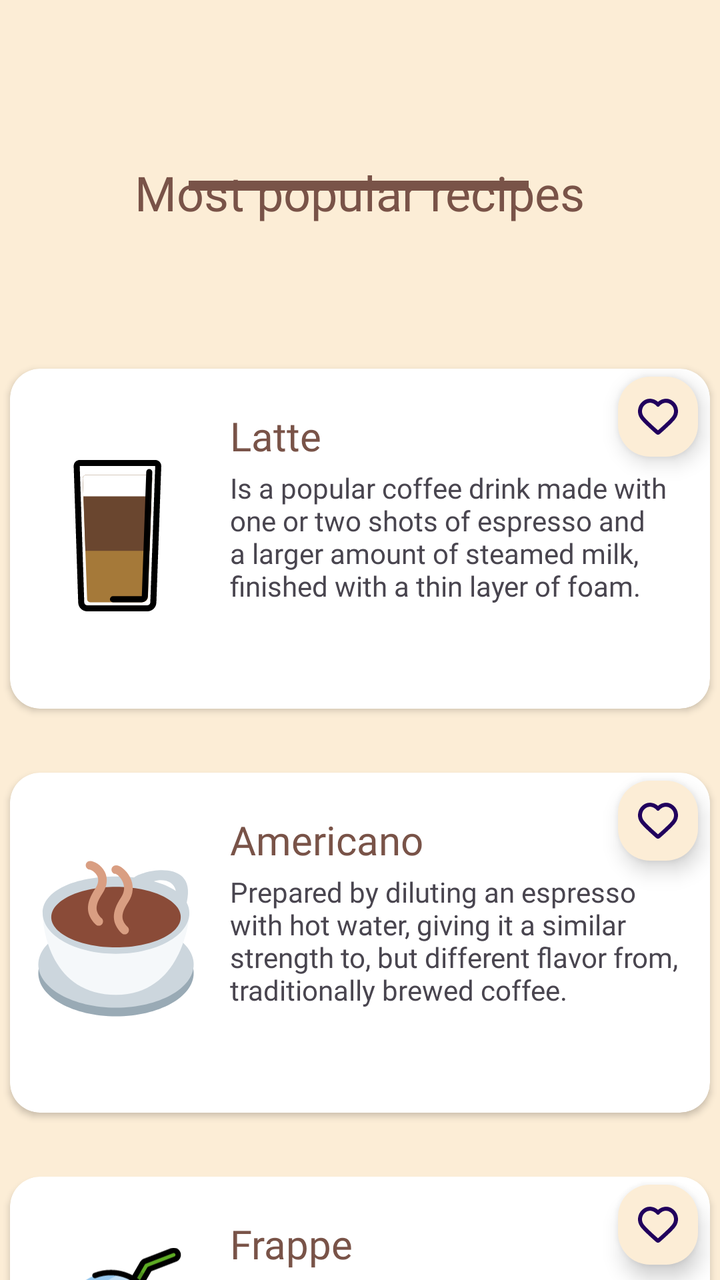
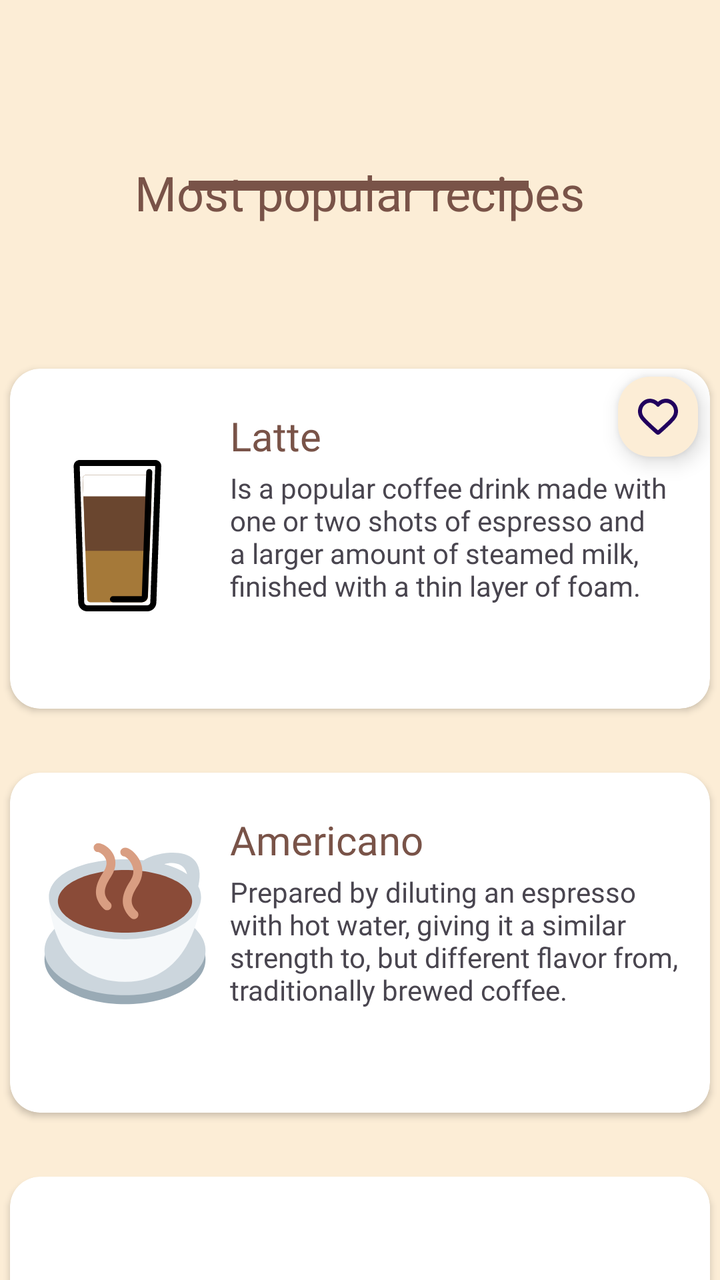

An Android layout rendered at two revisions. The XML below is the earlier revision; the diff shows what the commit changed to produce the second picture.
<!-- AndroidManifest.xml: application theme Theme.CoffeeShop -->
<!-- res/layout/activity_home.xml -->
<?xml version="1.0" encoding="utf-8"?>
<androidx.constraintlayout.widget.ConstraintLayout xmlns:android="http://schemas.android.com/apk/res/android"
    xmlns:app="http://schemas.android.com/apk/res-auto"
    xmlns:tools="http://schemas.android.com/tools"
    android:id="@+id/main"
    android:layout_width="match_parent"
    android:layout_height="match_parent"
    android:background="@color/bg_recipes"
    tools:context=".HomeActivity">

    <androidx.cardview.widget.CardView
        android:layout_width="350dp"
        android:layout_height="170dp"
        android:layout_marginTop="32dp"
        app:cardCornerRadius="15dp"
        app:layout_constraintEnd_toEndOf="parent"
        app:layout_constraintHorizontal_bias="0.491"
        app:layout_constraintStart_toStartOf="parent"
        app:layout_constraintTop_toBottomOf="@+id/cardView4">

        <com.google.android.material.floatingactionbutton.FloatingActionButton
            android:id="@+id/floatingActionButton3"
            android:layout_width="wrap_content"
            android:layout_height="wrap_content"
            android:layout_marginStart="300dp"
            android:clickable="true"
            app:backgroundTint="@color/bg_recipes"
            app:fabCustomSize="40dp"
            app:srcCompat="@drawable/favorite" />

        <ImageView
            android:id="@+id/imageView2"
            android:layout_width="91dp"
            android:layout_height="102dp"
            android:layout_marginStart="10dp"
            android:layout_marginTop="30dp"
            app:srcCompat="@drawable/frappe" />

        <TextView
            android:id="@+id/textView2"
            android:layout_width="wrap_content"
            android:layout_height="wrap_content"
            android:layout_marginStart="110dp"
            android:layout_marginTop="20dp"
            android:fontFamily="@font/baloo"
            android:text="Frappe"
            android:textColor="@color/text_recipes"
            android:textSize="20sp" />

        <TextView
            android:id="@+id/textView3"
            android:layout_width="226dp"
            android:layout_height="117dp"
            android:layout_marginStart="110dp"
            android:layout_marginTop="50dp"
            android:fontFamily="@font/alata"
            android:text="@string/frappe"
            android:textSize="14sp" />
    </androidx.cardview.widget.CardView>

    <androidx.cardview.widget.CardView
        android:id="@+id/cardView3"
        android:layout_width="350dp"
        android:layout_height="170dp"
        android:layout_marginTop="64dp"
        app:cardCornerRadius="15dp"
        app:layout_constraintEnd_toEndOf="parent"
        app:layout_constraintHorizontal_bias="0.491"
        app:layout_constraintStart_toStartOf="parent"
        app:layout_constraintTop_toBottomOf="@+id/textView">

        <ImageView
            android:id="@+id/imageView2"
            android:layout_width="109dp"
            android:layout_height="117dp"
            android:layout_marginTop="25dp"
            app:srcCompat="@drawable/latte" />

        <TextView
            android:id="@+id/textView2"
            android:layout_width="wrap_content"
            android:layout_height="wrap_content"
            android:layout_marginStart="110dp"
            android:layout_marginTop="20dp"
            android:fontFamily="@font/baloo"
            android:text="Latte"
            android:textColor="@color/text_recipes"
            android:textSize="20sp" />

        <TextView
            android:id="@+id/textView3"
            android:layout_width="226dp"
            android:layout_height="108dp"
            android:layout_marginStart="110dp"
            android:layout_marginTop="50dp"
            android:fontFamily="@font/alata"
            android:text="@string/latte"
            android:textSize="14sp" />

        <com.google.android.material.floatingactionbutton.FloatingActionButton
            android:id="@+id/floatingActionButton"
            android:layout_width="wrap_content"
            android:layout_height="wrap_content"
            android:layout_marginStart="300dp"
            android:clickable="true"
            app:backgroundTint="@color/bg_recipes"
            app:fabCustomSize="40dp"
            app:srcCompat="@drawable/favorite" />
    </androidx.cardview.widget.CardView>

    <androidx.cardview.widget.CardView
        android:id="@+id/cardView4"
        android:layout_width="350dp"
        android:layout_height="170dp"
        android:layout_marginTop="32dp"
        app:cardCornerRadius="15dp"
        app:layout_constraintEnd_toEndOf="parent"
        app:layout_constraintHorizontal_bias="0.491"
        app:layout_constraintStart_toStartOf="parent"
        app:layout_constraintTop_toBottomOf="@+id/cardView3">

        <com.google.android.material.floatingactionbutton.FloatingActionButton
            android:id="@+id/floatingActionButton2"
            android:layout_width="wrap_content"
            android:layout_height="wrap_content"
            android:layout_marginStart="300dp"
            android:clickable="true"
            app:backgroundTint="@color/bg_recipes"
            app:fabCustomSize="40dp"
            app:srcCompat="@drawable/favorite" />

        <ImageView
            android:id="@+id/imageView2"
            android:layout_width="82dp"
            android:layout_height="86dp"
            android:layout_marginStart="12dp"
            android:layout_marginTop="40dp"
            app:srcCompat="@drawable/americano" />

        <TextView
            android:id="@+id/textView2"
            android:layout_width="wrap_content"
            android:layout_height="wrap_content"
            android:layout_marginStart="110dp"
            android:layout_marginTop="20dp"
            android:fontFamily="@font/baloo"
            android:text="Americano"
            android:textColor="@color/text_recipes"
            android:textSize="20sp" />

        <TextView
            android:id="@+id/textView3"
            android:layout_width="226dp"
            android:layout_height="108dp"
            android:layout_marginStart="110dp"
            android:layout_marginTop="50dp"
            android:fontFamily="@font/alata"
            android:text="@string/americano"
            android:textSize="14sp" />
    </androidx.cardview.widget.CardView>

    <TextView
        android:id="@+id/textView"
        android:layout_width="wrap_content"
        android:layout_height="wrap_content"
        android:layout_marginTop="72dp"
        android:fontFamily="@font/baloo"
        android:paddingStart="16dp"
        android:paddingTop="8dp"
        android:paddingEnd="16dp"
        android:paddingBottom="8dp"
        android:text="@string/recipes"
        android:textColor="@color/text_recipes"
        android:textSize="24sp"
        app:layout_constraintEnd_toEndOf="parent"
        app:layout_constraintStart_toStartOf="parent"
        app:layout_constraintTop_toTopOf="parent" />

    <View
        android:id="@+id/view"
        android:layout_width="170dp"
        android:layout_height="5dp"
        android:background="@color/text_recipes"
        app:layout_constraintBottom_toBottomOf="parent"
        app:layout_constraintEnd_toEndOf="parent"
        app:layout_constraintHorizontal_bias="0.497"
        app:layout_constraintStart_toStartOf="parent"
        app:layout_constraintTop_toTopOf="parent"
        app:layout_constraintVertical_bias="0.142" />

</androidx.constraintlayout.widget.ConstraintLayout>
<!-- resources referenced by this layout -->
<resources>
  <color name="bg_recipes">#fcedd6</color>
  <color name="text_recipes">#795348</color>
  <!-- drawable americano: vector/xml drawable (drawable, 3170 chars, omitted) -->
  <!-- drawable favorite (drawable) -->
  <vector xmlns:android="http://schemas.android.com/apk/res/android"
      android:width="800dp"
      android:height="800dp"
      android:viewportWidth="24"
      android:viewportHeight="24">
    <path
        android:pathData="M12,6C10.201,3.903 7.194,3.255 4.939,5.175C2.685,7.096 2.367,10.306 4.138,12.577C5.61,14.465 10.065,18.448 11.525,19.737C11.688,19.881 11.77,19.953 11.865,19.982C11.948,20.006 12.039,20.006 12.123,19.982C12.218,19.953 12.299,19.881 12.463,19.737C13.923,18.448 18.378,14.465 19.85,12.577C21.62,10.306 21.342,7.075 19.048,5.175C16.755,3.275 13.799,3.903 12,6Z"
        android:strokeLineJoin="round"
        android:strokeWidth="2"
        android:fillColor="#00000000"
        android:fillType="evenOdd"
        android:strokeColor="#000000"
        android:strokeLineCap="round"/>
  </vector>
  <!-- drawable frappe: vector/xml drawable (drawable, 8160 chars, omitted) -->
  <!-- drawable latte: vector/xml drawable (drawable, 3171 chars, omitted) -->
  <string name="americano">Prepared by diluting an espresso with hot water, giving it a similar strength to,
          but different flavor from, traditionally brewed coffee.</string>
  <string name="frappe">Originating in Greece. Versatile, iced beverage often shaken, blended, or beaten to produce a thick foam,
          typically made with instant coffee, sugar, milk, and ice. </string>
  <string name="latte">Is a popular coffee drink made with one or two shots of espresso and a larger amount of steamed milk,
          finished with a thin layer of foam.</string>
  <string name="recipes">Most popular recipes</string>
  <style name="Theme.CoffeeShop" parent="Base.Theme.CoffeeShop" />
  <style name="Base.Theme.CoffeeShop" parent="Theme.Material3.DayNight.NoActionBar">
          
          
      </style>
</resources>

<!-- the commit's change to res/layout/activity_home.xml (unified diff, before → after) -->
@@ -9,57 +9,7 @@
     tools:context=".HomeActivity">
 
     <androidx.cardview.widget.CardView
-        android:layout_width="350dp"
-        android:layout_height="170dp"
-        android:layout_marginTop="32dp"
-        app:cardCornerRadius="15dp"
-        app:layout_constraintEnd_toEndOf="parent"
-        app:layout_constraintHorizontal_bias="0.491"
-        app:layout_constraintStart_toStartOf="parent"
-        app:layout_constraintTop_toBottomOf="@+id/cardView4">
-
-        <com.google.android.material.floatingactionbutton.FloatingActionButton
-            android:id="@+id/floatingActionButton3"
-            android:layout_width="wrap_content"
-            android:layout_height="wrap_content"
-            android:layout_marginStart="300dp"
-            android:clickable="true"
-            app:backgroundTint="@color/bg_recipes"
-            app:fabCustomSize="40dp"
-            app:srcCompat="@drawable/favorite" />
-
-        <ImageView
-            android:id="@+id/imageView2"
-            android:layout_width="91dp"
-            android:layout_height="102dp"
-            android:layout_marginStart="10dp"
-            android:layout_marginTop="30dp"
-            app:srcCompat="@drawable/frappe" />
-
-        <TextView
-            android:id="@+id/textView2"
-            android:layout_width="wrap_content"
-            android:layout_height="wrap_content"
-            android:layout_marginStart="110dp"
-            android:layout_marginTop="20dp"
-            android:fontFamily="@font/baloo"
-            android:text="Frappe"
-            android:textColor="@color/text_recipes"
-            android:textSize="20sp" />
-
-        <TextView
-            android:id="@+id/textView3"
-            android:layout_width="226dp"
-            android:layout_height="117dp"
-            android:layout_marginStart="110dp"
-            android:layout_marginTop="50dp"
-            android:fontFamily="@font/alata"
-            android:text="@string/frappe"
-            android:textSize="14sp" />
-    </androidx.cardview.widget.CardView>
-
-    <androidx.cardview.widget.CardView
-        android:id="@+id/cardView3"
+        android:id="@+id/cardView_latte"
         android:layout_width="350dp"
         android:layout_height="170dp"
         android:layout_marginTop="64dp"
@@ -67,17 +17,17 @@
         app:layout_constraintEnd_toEndOf="parent"
         app:layout_constraintHorizontal_bias="0.491"
         app:layout_constraintStart_toStartOf="parent"
-        app:layout_constraintTop_toBottomOf="@+id/textView">
+        app:layout_constraintTop_toBottomOf="@+id/logo_home">
 
         <ImageView
-            android:id="@+id/imageView2"
+            android:id="@+id/image_latte"
             android:layout_width="109dp"
             android:layout_height="117dp"
             android:layout_marginTop="25dp"
             app:srcCompat="@drawable/latte" />
 
         <TextView
-            android:id="@+id/textView2"
+            android:id="@+id/text_latte"
             android:layout_width="wrap_content"
             android:layout_height="wrap_content"
             android:layout_marginStart="110dp"
@@ -88,7 +38,7 @@
             android:textSize="20sp" />
 
         <TextView
-            android:id="@+id/textView3"
+            android:id="@+id/latte_dsc"
             android:layout_width="226dp"
             android:layout_height="108dp"
             android:layout_marginStart="110dp"
@@ -98,47 +48,37 @@
             android:textSize="14sp" />
 
         <com.google.android.material.floatingactionbutton.FloatingActionButton
-            android:id="@+id/floatingActionButton"
+            android:id="@+id/floatingActionButton_1"
             android:layout_width="wrap_content"
             android:layout_height="wrap_content"
             android:layout_marginStart="300dp"
             android:clickable="true"
+            android:contentDescription="Add to favorites"
             app:backgroundTint="@color/bg_recipes"
             app:fabCustomSize="40dp"
             app:srcCompat="@drawable/favorite" />
     </androidx.cardview.widget.CardView>
 
     <androidx.cardview.widget.CardView
-        android:id="@+id/cardView4"
+        android:id="@+id/cardView_americano"
         android:layout_width="350dp"
         android:layout_height="170dp"
         android:layout_marginTop="32dp"
         app:cardCornerRadius="15dp"
         app:layout_constraintEnd_toEndOf="parent"
-        app:layout_constraintHorizontal_bias="0.491"
         app:layout_constraintStart_toStartOf="parent"
-        app:layout_constraintTop_toBottomOf="@+id/cardView3">
-
-        <com.google.android.material.floatingactionbutton.FloatingActionButton
-            android:id="@+id/floatingActionButton2"
-            android:layout_width="wrap_content"
-            android:layout_height="wrap_content"
-            android:layout_marginStart="300dp"
-            android:clickable="true"
-            app:backgroundTint="@color/bg_recipes"
-            app:fabCustomSize="40dp"
-            app:srcCompat="@drawable/favorite" />
+        app:layout_constraintTop_toBottomOf="@+id/cardView_latte">
 
         <ImageView
-            android:id="@+id/imageView2"
-            android:layout_width="82dp"
-            android:layout_height="86dp"
-            android:layout_marginStart="12dp"
-            android:layout_marginTop="40dp"
+            android:id="@+id/image_americano"
+            android:layout_width="85dp"
+            android:layout_height="101dp"
+            android:layout_marginStart="15dp"
+            android:layout_marginTop="25dp"
             app:srcCompat="@drawable/americano" />
 
         <TextView
-            android:id="@+id/textView2"
+            android:id="@+id/text_americano"
             android:layout_width="wrap_content"
             android:layout_height="wrap_content"
             android:layout_marginStart="110dp"
@@ -149,9 +89,9 @@
             android:textSize="20sp" />
 
         <TextView
-            android:id="@+id/textView3"
+            android:id="@+id/americano_desc"
             android:layout_width="226dp"
-            android:layout_height="108dp"
+            android:layout_height="82dp"
             android:layout_marginStart="110dp"
             android:layout_marginTop="50dp"
             android:fontFamily="@font/alata"
@@ -160,7 +100,7 @@
     </androidx.cardview.widget.CardView>
 
     <TextView
-        android:id="@+id/textView"
+        android:id="@+id/logo_home"
         android:layout_width="wrap_content"
         android:layout_height="wrap_content"
         android:layout_marginTop="72dp"
@@ -188,4 +128,14 @@
         app:layout_constraintTop_toTopOf="parent"
         app:layout_constraintVertical_bias="0.142" />
 
+    <androidx.cardview.widget.CardView
+        android:id="@+id/cardView_frappe"
+        android:layout_width="350dp"
+        android:layout_height="170dp"
+        android:layout_marginTop="32dp"
+        app:cardCornerRadius="15dp"
+        app:layout_constraintEnd_toEndOf="parent"
+        app:layout_constraintStart_toStartOf="parent"
+        app:layout_constraintTop_toBottomOf="@+id/cardView_americano" />
+
 </androidx.constraintlayout.widget.ConstraintLayout>
<!-- resource entries referenced after the edit -->
@@ -18,12 +18,9 @@
         android:strokeColor="#000000"
         android:strokeLineCap="round"/>
   </vector>
-  <!-- drawable frappe: vector/xml drawable (drawable, 8160 chars, omitted) -->
   <!-- drawable latte: vector/xml drawable (drawable, 3171 chars, omitted) -->
   <string name="americano">Prepared by diluting an espresso with hot water, giving it a similar strength to,
           but different flavor from, traditionally brewed coffee.</string>
-  <string name="frappe">Originating in Greece. Versatile, iced beverage often shaken, blended, or beaten to produce a thick foam,
-          typically made with instant coffee, sugar, milk, and ice. </string>
   <string name="latte">Is a popular coffee drink made with one or two shots of espresso and a larger amount of steamed milk,
           finished with a thin layer of foam.</string>
   <string name="recipes">Most popular recipes</string>
